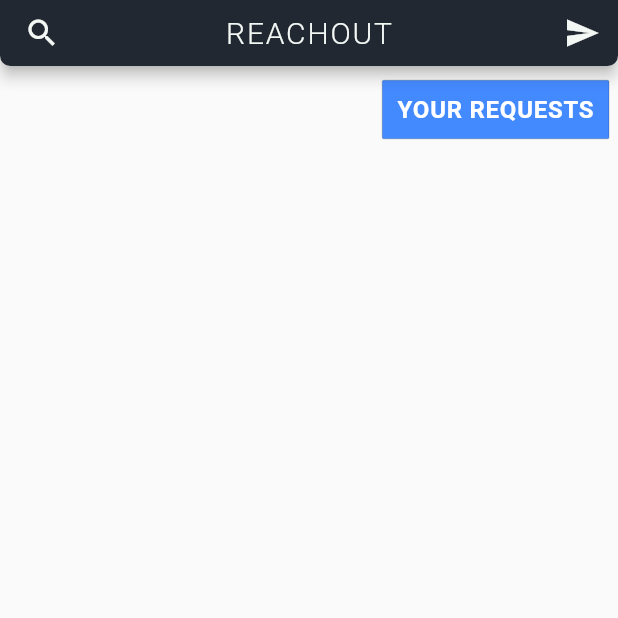
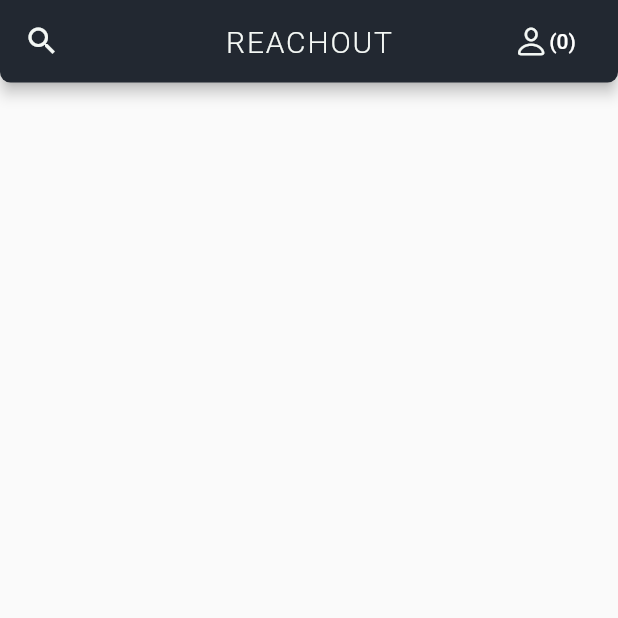
Before and after one commit to teamReachout/reachout, a Flutter app: the Notifications screen opened directly, on a phone screen of 412 x 824 dp, the top half of it. Run offline on Flutter 3.47's test engine with Material 2 defaults, Android fonts, the light colour scheme and no system bars; our stand-ins replace cached_network_image, cloud_firestore, email_validator, firebase_auth, firebase_storage, flutter_spinkit and 11 more; accounts and stored records are empty.

Commit message:
UI Notification, Chat

```diff
--- a/lib/models/constants.dart
+++ b/lib/models/constants.dart
@@ -1,7 +1,7 @@
 import 'package:flutter/material.dart';
 
 const kSendButtonTextStyle = TextStyle(
-  color: Colors.lightBlueAccent,
+  color: Colors.black54,
   fontWeight: FontWeight.bold,
   fontSize: 18.0,
 );
@@ -14,7 +14,7 @@ const kMessageTextFieldDecoration = InputDecoration(
 
 const kMessageContainerDecoration = BoxDecoration(
   border: Border(
-    top: BorderSide(color: Colors.lightBlueAccent, width: 2.0),
+    top: BorderSide(color: Colors.black, width: 1.5),
   ),
 );
 
--- a/lib/screens/notifications.dart
+++ b/lib/screens/notifications.dart
@@ -1,17 +1,14 @@
-import 'package:cached_network_image/cached_network_image.dart';
 import 'package:cloud_firestore/cloud_firestore.dart';
+import 'package:flutter/cupertino.dart';
 import 'package:flutter/material.dart';
 import 'package:google_fonts/google_fonts.dart';
 import 'package:reachout/home.dart';
-import 'package:reachout/models/constants.dart';
 import 'package:reachout/screens/requests_page.dart';
-import 'package:reachout/widgets/appbar.dart';
 import 'package:reachout/widgets/loading_indicator.dart';
 import 'package:reachout/widgets/notification_item.dart';
-import 'package:timeago/timeago.dart' as timeago;
-import 'package:reachout/screens/requests_page.dart';
+import 'package:reachout/widgets/search.dart';
 
-//THIS IS A TEST TO CHECK GITHUB OUT CAUSE WHY NOT OSOMEONE STOP ME FROM TYPONG CAUSE NOW I'M WASTING TIME
+
 
 class Notifications extends StatefulWidget {
   @override
@@ -20,11 +17,14 @@ class Notifications extends StatefulWidget {
 
 class _NotificationsState extends State<Notifications> {
   Future getNotifications;
+  int numberRequests;
   @override
   void initState() {
     super.initState();
     getNotifications = getActivityFeed();
   }
+
+
 
   getActivityFeed() async {
     QuerySnapshot snapshot = await activityFeedRef
@@ -47,8 +47,8 @@ class _NotificationsState extends State<Notifications> {
     );
   }
 
-  goToRequests() {
-    Navigator.of(context).push(
+  goToRequests() async {
+    await Navigator.of(context).push(
       MaterialPageRoute(builder: (ctx) => RequestsPage()),
     );
   }
@@ -57,34 +57,81 @@ class _NotificationsState extends State<Notifications> {
   Widget build(BuildContext context) {
     return Scaffold(
       appBar: PreferredSize(
-        child: Appbar(),
-        preferredSize: const Size.fromHeight(44),
+        child: AppBar(
+          centerTitle: true,
+          toolbarOpacity: 1,
+          shape: RoundedRectangleBorder(
+            borderRadius: BorderRadius.vertical(
+              bottom: const Radius.circular(7),
+            ),
+          ),
+          actions: <Widget>[
+            FlatButton(
+                onPressed: goToRequests,
+                child: Padding(
+                    padding: EdgeInsets.only(right: 10),
+                    child: Row(
+                      mainAxisAlignment: MainAxisAlignment.end,
+                      crossAxisAlignment: CrossAxisAlignment.center,
+                      children: [
+                        Container(
+                          margin: EdgeInsets.all(0),
+                          child: FittedBox(
+                            fit: BoxFit.contain,
+                            child: Icon(
+                              CupertinoIcons.person,
+                              color: const Color.fromRGBO(244, 248, 245, 1),
+                            ),
+                          ),
+                        ),
+                        Container(
+                            margin: EdgeInsets.all(0),
+                            child: StreamBuilder<QuerySnapshot>(
+
+                                stream: requestsRef
+                                    .document(currentUser.id)
+                                    .collection('userRequests').
+                                    snapshots(),
+                                builder: (context, snapshot) {
+                                  if(!snapshot.hasData)
+                                  {
+                                    return LoadingIndicator();
+                                  }
+                                 numberRequests = snapshot.data.documents.length;
+                                 return Text(
+                                '(${numberRequests.toString()})',
+                                style: TextStyle(color: Colors.white),
+                              );
+
+                                })
+
+
+                            )
+                      ],
+                    ))),
+          ],
+          leading: IconButton(
+            icon: Icon(
+              Icons.search,
+              color: const Color.fromRGBO(244, 248, 245, 1),
+            ),
+            onPressed: () => showSearch(
+              context: context,
+              delegate: Search(),
+            ),
+          ),
+          primary: true,
+          title: Text('Reachout'.toUpperCase(),
+              style: GoogleFonts.roboto(
+                  fontSize: 20,
+                  fontWeight: FontWeight.w300,
+                  color: const Color.fromRGBO(244, 248, 245, 1),
+                  letterSpacing: 1.2)),
+        ),
+        preferredSize: const Size.fromHeight(55),
       ),
       body: Column(
         children: <Widget>[
-          Container(
-            padding: EdgeInsets.fromLTRB(0, 5.0, 6.0, 6.0),
-            alignment: Alignment.centerRight,
-            child: OutlinedButton(
-              // onPressed:
-              onPressed:  goToRequests,
-              style: ButtonStyle(
-                backgroundColor: MaterialStateProperty.all(Colors.blueAccent),
-                // elevation: MaterialStateProperty.all(2.0),
-                padding: MaterialStateProperty.all(EdgeInsets.all(10.0)),
-                shape: MaterialStateProperty.all(ContinuousRectangleBorder(
-                    borderRadius: BorderRadius.circular(2))),
-              ),
-              child: Text(
-                'YOUR REQUESTS',
-                style: GoogleFonts.roboto(
-                    fontWeight: FontWeight.bold,
-                    letterSpacing: 0.5,
-                    fontSize: 16,
-                    color: Colors.white),
-              ),
-            ),
-          ),
           Flexible(
             child: Container(
               child: FutureBuilder(
--- a/lib/screens/upload.dart
+++ b/lib/screens/upload.dart
@@ -175,7 +175,7 @@ class _UploadState extends State<Upload> {
             primary: true,
           ),
         ),
-        preferredSize: Size.fromHeight(44),
+        preferredSize: Size.fromHeight(55),
       ),
       body: isUploading
           ? LoadingIndicator()
```
Also changed, not shown: lib/screens/chat_app.dart (+16 -3 lines), lib/screens/chat_list.dart (+32 -28 lines), lib/screens/requests_page.dart (+27 -3 lines).
